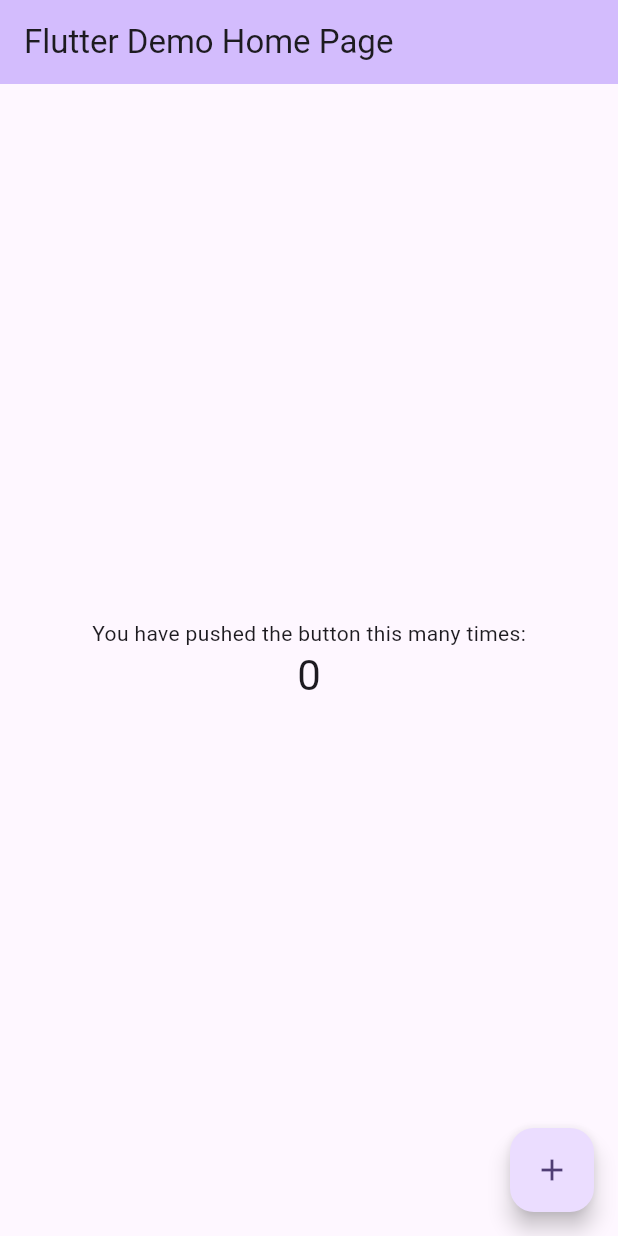
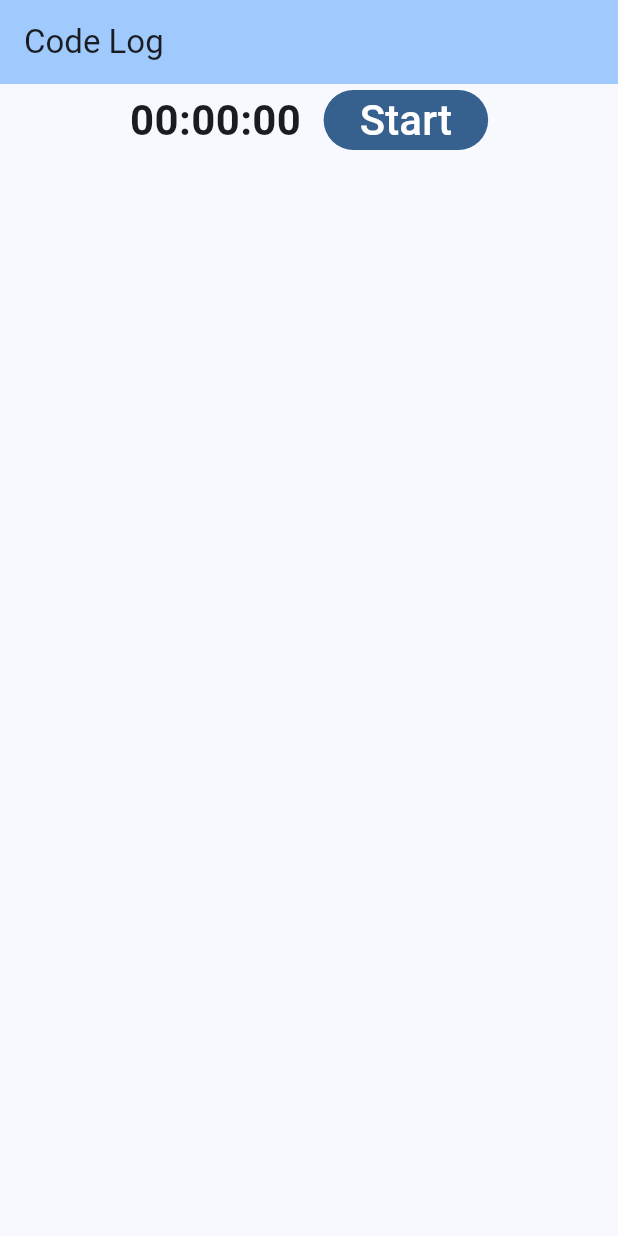
Before and after one commit to tanjera/code_blue_log, a Flutter app: the screen it shows after launch, on a phone screen of 412 x 824 dp. Run offline on Flutter 3.47's test engine with Material 3 defaults, Android fonts, the phone set to English and light mode, and no system bars.

Commit message:
0.0.1: implemented code Stopwatch and "Start/Stop" button

```diff
--- a/lib/main.dart
+++ b/lib/main.dart
@@ -1,122 +1,107 @@
+import 'dart:async';
+import 'dart:core';
 import 'package:flutter/material.dart';
 
+import 'utility.dart';
+
 void main() {
-  runApp(const MyApp());
+  runApp(const App());
 }
 
-class MyApp extends StatelessWidget {
-  const MyApp({super.key});
+class App extends StatelessWidget {
+  const App({super.key});
 
-  // This widget is the root of your application.
   @override
   Widget build(BuildContext context) {
     return MaterialApp(
-      title: 'Flutter Demo',
+      title: 'Code Log',
       theme: ThemeData(
-        // This is the theme of your application.
-        //
-        // TRY THIS: Try running your application with "flutter run". You'll see
-        // the application has a purple toolbar. Then, without quitting the app,
-        // try changing the seedColor in the colorScheme below to Colors.green
-        // and then invoke "hot reload" (save your changes or press the "hot
-        // reload" button in a Flutter-supported IDE, or press "r" if you used
-        // the command line to start the app).
-        //
-        // Notice that the counter didn't reset back to zero; the application
-        // state is not lost during the reload. To reset the state, use hot
-        // restart instead.
-        //
-        // This works for code too, not just values: Most code changes can be
-        // tested with just a hot reload.
-        colorScheme: .fromSeed(seedColor: Colors.deepPurple),
+        colorScheme: .fromSeed(seedColor: Colors.blue),
       ),
-      home: const MyHomePage(title: 'Flutter Demo Home Page'),
+      home: const Page(title: 'Code Log'),
     );
   }
 }
 
-class MyHomePage extends StatefulWidget {
-  const MyHomePage({super.key, required this.title});
-
-  // This widget is the home page of your application. It is stateful, meaning
-  // that it has a State object (defined below) that contains fields that affect
-  // how it looks.
-
-  // This class is the configuration for the state. It holds the values (in this
-  // case the title) provided by the parent (in this case the App widget) and
-  // used by the build method of the State. Fields in a Widget subclass are
-  // always marked "final".
+class Page extends StatefulWidget {
+  const Page({super.key, required this.title});
 
   final String title;
 
   @override
-  State<MyHomePage> createState() => _MyHomePageState();
+  State<Page> createState() => _PageState();
 }
 
-class _MyHomePageState extends State<MyHomePage> {
-  int _counter = 0;
+class _PageState extends State<Page> {
+  late Timer _timerUI;
 
-  void _incrementCounter() {
+  final Stopwatch _swCode = Stopwatch();
+  String _btnCode = "";
+  String _txtCode = "";
+
+  void _startCode() {
+    if (!_swCode.isRunning) {
+      _swCode.start();
+    }
+
+    _updateUI();
+  }
+
+  void _updateUI() {
     setState(() {
-      // This call to setState tells the Flutter framework that something has
-      // changed in this State, which causes it to rerun the build method below
-      // so that the display can reflect the updated values. If we changed
-      // _counter without calling setState(), then the build method would not be
-      // called again, and so nothing would appear to happen.
-      _counter++;
+      _txtCode = formatTime(_swCode.elapsedMilliseconds ~/ 1000);
+
+      if (!_swCode.isRunning) {
+        _btnCode = "Start";
+      } else if (_swCode.isRunning){
+        _btnCode = "Stop";
+      }
     });
   }
 
   @override
+  void initState() {
+    super.initState();
+
+    _timerUI = Timer.periodic(const Duration(seconds: 1), (_) {
+      _updateUI();
+    });
+  }
+
+  @override
+  void dispose() {
+    _timerUI.cancel();
+    super.dispose();
+  }
+
+  @override
   Widget build(BuildContext context) {
-    // This method is rerun every time setState is called, for instance as done
-    // by the _incrementCounter method above.
-    //
-    // The Flutter framework has been optimized to make rerunning build methods
-    // fast, so that you can just rebuild anything that needs updating rather
-    // than having to individually change instances of widgets.
+    // This method is rerun every time setState is called
     return Scaffold(
       appBar: AppBar(
-        // TRY THIS: Try changing the color here to a specific color (to
-        // Colors.amber, perhaps?) and trigger a hot reload to see the AppBar
-        // change color while the other colors stay the same.
         backgroundColor: Theme.of(context).colorScheme.inversePrimary,
-        // Here we take the value from the MyHomePage object that was created by
-        // the App.build method, and use it to set our appbar title.
         title: Text(widget.title),
       ),
       body: Center(
-        // Center is a layout widget. It takes a single child and positions it
-        // in the middle of the parent.
         child: Column(
-          // Column is also a layout widget. It takes a list of children and
-          // arranges them vertically. By default, it sizes itself to fit its
-          // children horizontally, and tries to be as tall as its parent.
-          //
-          // Column has various properties to control how it sizes itself and
-          // how it positions its children. Here we use mainAxisAlignment to
-          // center the children vertically; the main axis here is the vertical
-          // axis because Columns are vertical (the cross axis would be
-          // horizontal).
-          //
-          // TRY THIS: Invoke "debug painting" (choose the "Toggle Debug Paint"
-          // action in the IDE, or press "p" in the console), to see the
-          // wireframe for each widget.
-          mainAxisAlignment: .center,
+          mainAxisAlignment: .start,
           children: [
-            const Text('You have pushed the button this many times:'),
-            Text(
-              '$_counter',
-              style: Theme.of(context).textTheme.headlineMedium,
-            ),
+            Row(
+              mainAxisAlignment: .center,
+              spacing: 15,
+            children: [
+              Text(_txtCode,
+                style: TextStyle(fontSize: 28, fontWeight: FontWeight.bold)),
+              FilledButton(
+                  onPressed: _startCode,
+                  child: Text(_btnCode,
+                    style: TextStyle(fontSize: 28))
+              )
+              ],
+            )
           ],
         ),
-      ),
-      floatingActionButton: FloatingActionButton(
-        onPressed: _incrementCounter,
-        tooltip: 'Increment',
-        child: const Icon(Icons.add),
-      ),
+      )
     );
   }
 }
--- /dev/null
+++ b/lib/utility.dart
@@ -0,0 +1,6 @@
+String formatTime(int seconds) {
+  String hh = (seconds ~/ 3600).toString().padLeft(2, '0');
+  String mm = ((seconds ~/ 60) % 60).toString().padLeft(2, '0');
+  String ss = (seconds % 60).toString().padLeft(2, '0');
+  return '$hh:$mm:$ss';
+}
```
Also changed, not shown: pubspec.yaml (+2 -46 lines), 1 other file.
